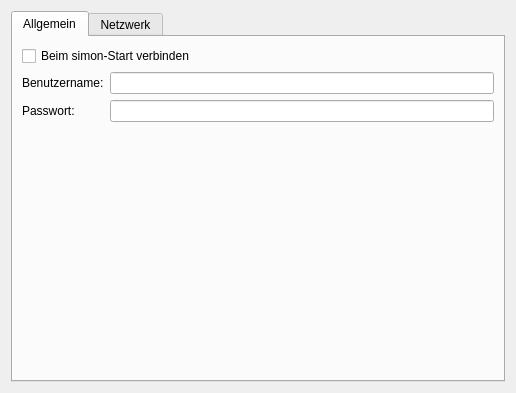
Above: simon/src/simonrecognitioncontrol/networksettingsdlg.ui from KDE/simon before the change. Below: the same form after it.
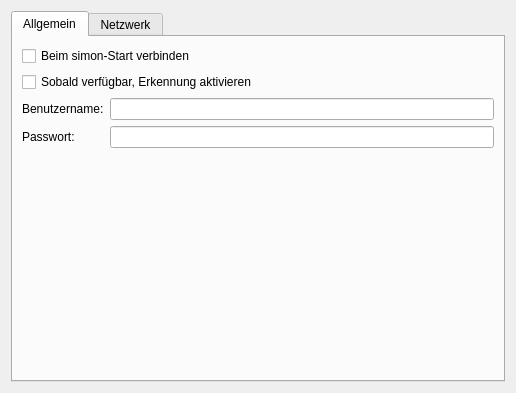
That is the form after the change. Icons and pictures are not drawn. Custom widgets are drawn as their Qt base class.

```diff
--- a/simon/src/simonrecognitioncontrol/networksettingsdlg.ui
+++ b/simon/src/simonrecognitioncontrol/networksettingsdlg.ui
@@ -28,7 +28,7 @@
        <string>Allgemein</string>
       </attribute>
       <layout class="QGridLayout" name="gridLayout" >
-       <item row="1" column="0" colspan="2" >
+       <item row="0" column="0" colspan="2" >
         <widget class="QCheckBox" name="kcfg_JuliusdAutoConnect" >
          <property name="text" >
           <string>Beim simon-Start verbinden</string>
@@ -38,6 +38,13 @@
          </property>
         </widget>
        </item>
+       <item row="1" column="0" colspan="2" >
+        <widget class="QCheckBox" name="kcfg_AutomaticallyEnableRecognition" >
+         <property name="text" >
+          <string>Sobald verfügbar, Erkennung aktivieren</string>
+         </property>
+        </widget>
+       </item>
        <item row="2" column="0" >
         <widget class="QLabel" name="lbUsername" >
          <property name="text" >
```
